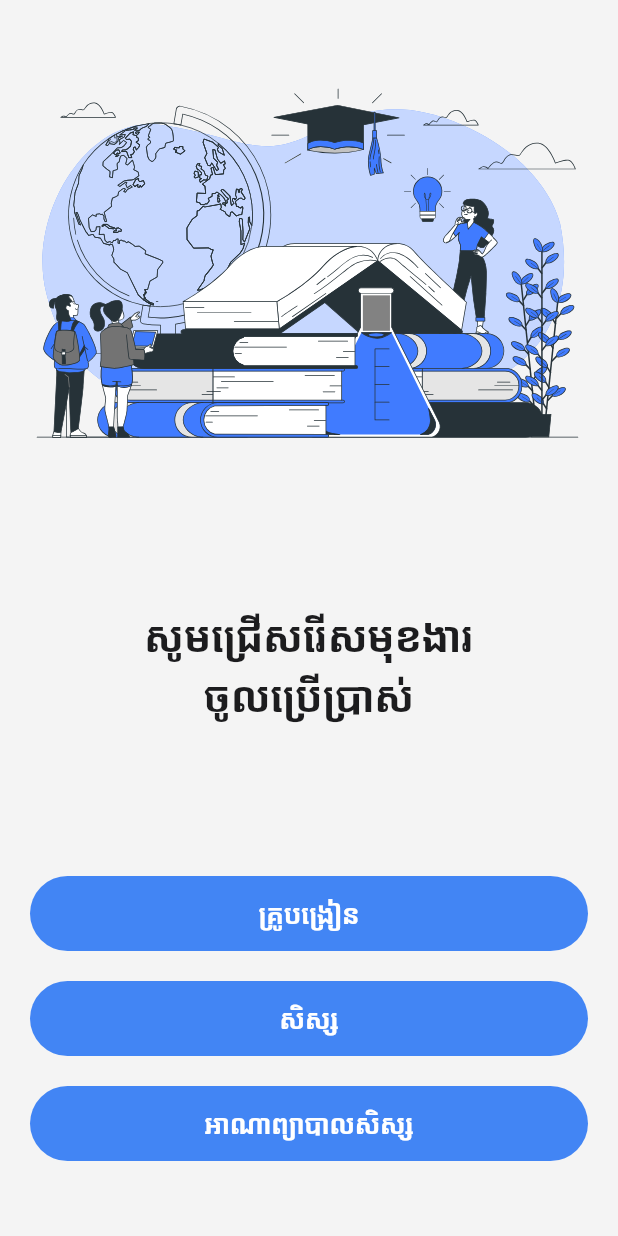
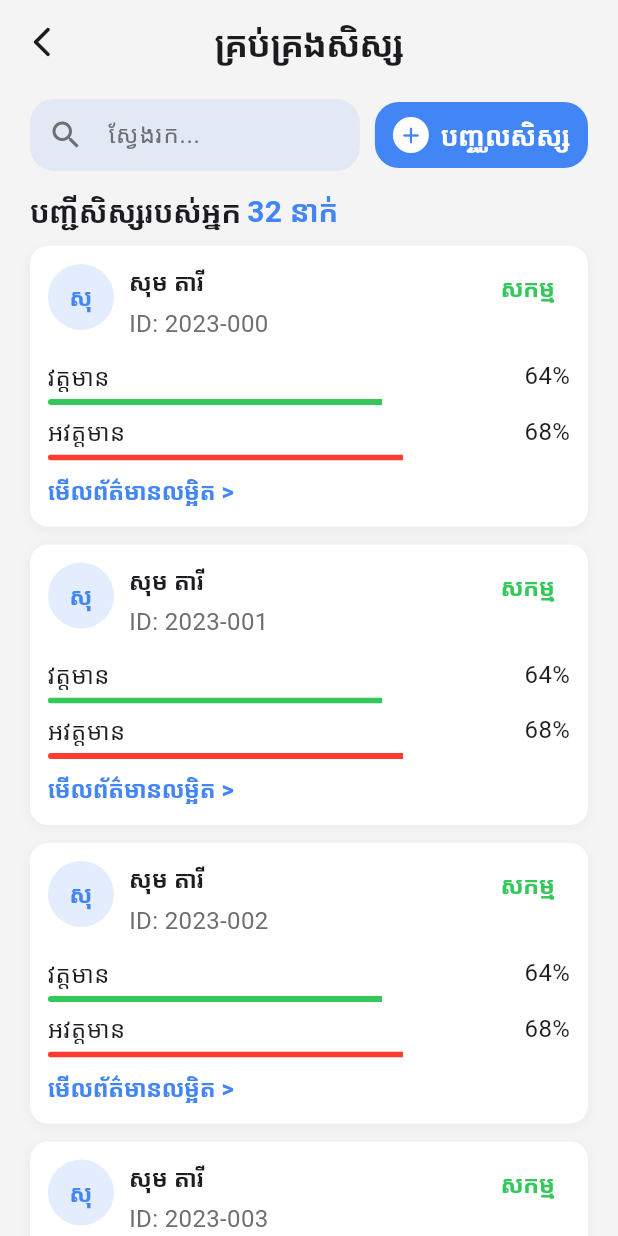
Before and after one commit to khomsomchhai/tamdansers-mobile-app-lv1, a Flutter app: the screen it shows after launch, on a phone screen of 412 x 824 dp. Run offline on Flutter 3.47's test engine with Material 3 defaults, Android fonts, the phone set to English and light mode, and no system bars; our stand-ins replace flutter_svg, google_fonts.

Commit message:
update and add more teacher UI

```diff
--- a/analysis_options.yaml
+++ b/analysis_options.yaml
@@ -1 +1,4 @@
 include: package:flutter_lints/flutter.yaml
+analyzer:
+  errors:
+    deprecated_member_use: ignore ignore
--- a/lib/main.dart
+++ b/lib/main.dart
@@ -7,6 +7,7 @@ import 'package:tamdansers_app/screens/auth/role_selection_screen.dart';
 import 'package:tamdansers_app/screens/auth/sign_up_teacher_screen.dart';
 import 'package:tamdansers_app/screens/auth/splash_screen.dart';
 import 'package:tamdansers_app/screens/student/student_dashboard.dart';
+import 'package:tamdansers_app/screens/teacher/manage_student_screen.dart';
 
 void main() {
   runApp(const MainApp());
@@ -28,7 +29,7 @@ class MainApp extends StatelessWidget {
         )
       ),
       home: Scaffold(),
-      initialRoute: AppRoutes.roleSelectionScreen,
+      initialRoute: AppRoutes.manageStudentScreen,
       routes: {
         "/splash_screen": (context) => SplashScreen(),
         "/role_selection_screen": (context) => RoleSelectionScreen(),
@@ -36,6 +37,7 @@ class MainApp extends StatelessWidget {
         "/login_teacher_screen": (context) => LoginTeacherScreen(),
         "/sign_up_teacher_screen": (context) => SignUpTeacherScreen(),
         "/student_dashboard": (context) => StudentDashboard(),
+        "/manage_student_screen": (context) => ManageStudentScreen()
       },
     );
   }
--- a/lib/routes/app_routes.dart
+++ b/lib/routes/app_routes.dart
@@ -6,8 +6,9 @@ class AppRoutes{
   static const String authOptionTeacherScreen = "/auth_option_teacher_screen";
   static const String loginTeacherScreen = "/login_teacher_screen";
   static const String signUpTeacherScreen = "/sign_up_teacher_screen";
-
+  static const String manageStudentScreen = "/manage_student_screen";
 
   static const String studentDashboard = "/student_dashboard";
 
+
 }
--- a/lib/screens/auth/role_selection_screen.dart
+++ b/lib/screens/auth/role_selection_screen.dart
@@ -21,9 +21,9 @@ class RoleSelectionScreen extends StatelessWidget {
         child: Column(
           children: [
             SizedBox(
-              height: size.height*0.30,
+              height: size.height*0.35,
               child: SvgPicture.asset(
-                AppImages.imageSelectRole,
+                AppImages.imageClassroom,
                 fit: BoxFit.contain,
               ),
             ),
@@ -49,21 +49,21 @@ class RoleSelectionScreen extends StatelessWidget {
                 );
               }
             ),
-            SizedBox(height: 20,),
+            SizedBox(height: 16,),
             PrimaryButton(
               label: "សិស្ស",
               backgroundColor: AppColors.primaryMain,
               foregroundColor: AppColors.white,
               onPressed: (){}
             ),
-            SizedBox(height: 20,),
+            SizedBox(height: 16,),
             PrimaryButton(
               label: "អាណាព្យាបាលសិស្ស",
               backgroundColor: AppColors.primaryMain,
               foregroundColor: AppColors.white,
               onPressed: (){}
             ),
-            SizedBox(height: 50,)
+            SizedBox(height: 32,)
           ],
         ),
       ),
--- /dev/null
+++ b/lib/screens/teacher/manage_student_screen.dart
@@ -0,0 +1,380 @@
+// import 'package:flutter/material.dart';
+// import 'package:tamdansers_app/constants/app_colors.dart';
+// import 'package:tamdansers_app/constants/text_style.dart';
+// import 'package:tamdansers_app/widget/search_field.dart';
+
+// class ManageStudentScreen extends StatefulWidget {
+//   const ManageStudentScreen({super.key});
+
+//   @override
+//   State<ManageStudentScreen> createState() => _ManageStudentScreenState();
+// }
+
+// class _ManageStudentScreenState extends State<ManageStudentScreen> {
+//   var searchCtrl = TextEditingController();
+//   @override
+//   Widget build(BuildContext context) {
+//     return Scaffold(
+//       appBar: AppBar(
+//         leading: IconButton(
+//           onPressed: () => Navigator.pop(context),
+//           icon: Icon(
+//             Icons.arrow_back_ios_new_rounded,
+//             color: AppColors.primaryText,
+//           ),
+//         ),
+//         title: Text(
+//           "គ្រប់គ្រងសិស្ស",
+//           style: AppTextStyle.screenTitle24,
+//         ),
+//         centerTitle: true,
+//       ),
+//       body: Padding(
+//         padding: const EdgeInsets.all(20),
+//         child: Column(
+//           children: [
+//             Row(
+//               children: [
+//                 Expanded(
+//                   child: SearchField(
+//                     controller: searchCtrl,
+//                     hintText: "ស្វែងរក...",
+//                     icon: Icon(
+//                       Icons.search_outlined,
+//                       color: AppColors.secondaryText,
+//                     ),
+//                   ),
+//                 ),
+//                 SizedBox(width: 10,),
+//                 Container(
+//                   width: 150,
+//                   padding: EdgeInsets.all(10),
+//                   decoration: BoxDecoration(
+//                     color: AppColors.primaryMain,
+//                     borderRadius: BorderRadius.circular(16)
+//                   ),
+//                   child: Row(
+//                     children: [
+//                       Container(
+//                         decoration: BoxDecoration(
+//                           shape: BoxShape.circle,
+//                           color: AppColors.white
+//                         ),
+//                         child: Icon(
+//                           Icons.add_rounded,
+//                           color: AppColors.primaryMain,
+//                         ),
+//                       ),
+
+//                     ],
+//                   ),
+//                 ),
+//               ],
+//             ),
+//           ],
+//         ),
+//       ),
+//     );
+//   }
+// }
+
+
+
+// ignore_for_file: deprecated_member_use
+
+import 'package:flutter/material.dart';
+import 'package:tamdansers_app/constants/app_colors.dart';
+import 'package:tamdansers_app/constants/text_style.dart';
+import 'package:tamdansers_app/widget/search_field.dart';
+
+class ManageStudentScreen extends StatefulWidget {
+  const ManageStudentScreen({super.key});
+
+  @override
+  State<ManageStudentScreen> createState() => _ManageStudentScreenState();
+}
+
+class _ManageStudentScreenState extends State<ManageStudentScreen> {
+  final TextEditingController searchCtrl = TextEditingController();
+
+  @override
+  void dispose() {
+    searchCtrl.dispose();
+    super.dispose();
+  }
+
+  @override
+  Widget build(BuildContext context) {
+    return Scaffold(
+      appBar: AppBar(
+        leading: IconButton(
+          onPressed: () => Navigator.pop(context),
+          icon: Icon(
+            Icons.arrow_back_ios_new_rounded,
+            color: AppColors.primaryText,
+          ),
+        ),
+        title: Text(
+          "គ្រប់គ្រងសិស្ស",
+          style: AppTextStyle.screenTitle24,
+        ),
+        centerTitle: true,
+        elevation: 0,
+        surfaceTintColor: Colors
+            .transparent,
+      ),
+      body: Column(
+        children: [
+          Padding(
+            padding: const EdgeInsets.fromLTRB(20, 10, 20, 0),
+            child: Row(
+              children: [
+                Expanded(
+                  child: SearchField(
+                    controller: searchCtrl,
+                    hintText: "ស្វែងរក...",
+                    icon: Icon(
+                      Icons.search_outlined,
+                      color: AppColors.secondaryText,
+                    ),
+                  ),
+                ),
+                const SizedBox(width: 10),
+                GestureDetector(
+                  onTap: () {
+
+                  },
+                  child: Container(
+                    height: 44,
+                    padding: const EdgeInsets.symmetric(horizontal: 12),
+                    decoration: BoxDecoration(
+                      color: AppColors.primaryMain,
+                      borderRadius: BorderRadius.circular(16),
+                    ),
+                    child: Row(
+                      children: [
+                        Container(
+                          width: 24,
+                          height: 24,
+                          decoration: BoxDecoration(
+                            shape: BoxShape.circle,
+                            color: AppColors.white,
+                          ),
+                          child: Icon(
+                            Icons.add_rounded,
+                            size: 18,
+                            color: AppColors.primaryMain,
+                          ),
+                        ),
+                        const SizedBox(width: 8),
+                        Text(
+                          "បញ្ចូលសិស្ស",
+                          style: AppTextStyle.fontsize18.copyWith(
+                            color: AppColors.white,
+                          ),
+                        ),
+                      ],
+                    ),
+                  ),
+                ),
+              ],
+            ),
+          ),
+
+          const SizedBox(height: 12),
+          Padding(
+            padding: const EdgeInsets.symmetric(horizontal: 20),
+            child: Row(
+              children: [
+                Text(
+                  "បញ្ជីសិស្សរបស់អ្នក",
+                  style: AppTextStyle.sectionTitle20.copyWith(
+                    fontWeight: FontWeight.w600,
+                  ),
+                ),
+                const SizedBox(width: 4),
+                Text(
+                  "32 នាក់",
+                  style: AppTextStyle.sectionTitle20.copyWith(
+                    color: AppColors.primaryMain,
+                    fontWeight: FontWeight.w600,
+                  ),
+                ),
+              ],
+            ),
+          ),
+
+          const SizedBox(height: 8),
+          Expanded(
+            child: ListView.builder(
+              padding: const EdgeInsets.fromLTRB(20, 0, 20, 16),
+              itemCount: 4,
+              itemBuilder: (context, index) {
+                return _studentCard(
+                  name: "សុម តារី",
+                  code: "ID: 2023-00$index",
+                  status: "សកម្ម",
+                  progressMath: 0.64,
+                  progressKhmer: 0.68,
+                );
+              },
+            ),
+          ),
+        ],
+      ),
+    );
+  }
+
+  Widget _studentCard({
+    required String name,
+    required String code,
+    required String status,
+    required double progressMath,
+    required double progressKhmer,
+  }) {
+    return Container(
+      margin: const EdgeInsets.only(bottom: 12),
+      padding: const EdgeInsets.all(12),
+      decoration: BoxDecoration(
+        color: AppColors.white,
+        borderRadius: BorderRadius.circular(12),
+        boxShadow: [
+          BoxShadow(
+            color: Colors.black.withOpacity(0.04),
+            blurRadius: 6,
+            offset: const Offset(0, 2),
+          ),
+        ],
+      ),
+      child: Column(
+        children: [
+          Row(
+            crossAxisAlignment: CrossAxisAlignment.start,
+            children: [
+              CircleAvatar(
+                radius: 22,
+                backgroundColor: AppColors.primaryMain.withOpacity(0.15),
+                child: Text(
+                  name.characters.first,
+                  style: AppTextStyle.body.copyWith(
+                    color: AppColors.primaryMain,
+                    fontWeight: FontWeight.bold,
+                  ),
+                ),
+              ),
+              const SizedBox(width: 10),
+              Expanded(
+                child: Column(
+                  crossAxisAlignment: CrossAxisAlignment.start,
+                  children: [
+                    Text(
+                      name,
+                      style: AppTextStyle.body.copyWith(
+                        fontWeight: FontWeight.w600,
+                      ),
+                    ),
+                    const SizedBox(height: 4),
+                    Text(
+                      code,
+                      style: AppTextStyle.body.copyWith(
+                        color: AppColors.secondaryText,
+                      ),
+                    ),
+                  ],
+                ),
+              ),
+              Container(
+                padding:
+                    const EdgeInsets.symmetric(horizontal: 10, vertical: 4),
+                decoration: BoxDecoration(
+                  color: AppColors.white,
+                  borderRadius: BorderRadius.circular(12),
+                ),
+                child: Text(
+                  status,
+                  style: AppTextStyle.body.copyWith(
+                    color: AppColors.success,
+                    fontWeight: FontWeight.w600,
+                  ),
+                ),
+              ),
+            ],
+          ),
+
+          const SizedBox(height: 12),
+
+          _progressRow(
+            label: "វត្តមាន",
+            value: progressMath,
+            barColor: AppColors.success,
+          ),
+          const SizedBox(height: 6),
+          _progressRow(
+            label: "អវត្តមាន",
+            value: progressKhmer,
+            barColor: AppColors.error,
+          ),
+
+          const SizedBox(height: 8),
+
+          Align(
+            alignment: Alignment.centerLeft,
+            child: TextButton(
+              style: TextButton.styleFrom(
+                padding: EdgeInsets.zero,
+                minimumSize: const Size(0, 0),
+                tapTargetSize: MaterialTapTargetSize.shrinkWrap,
+              ),
+              onPressed: () {
+              },
+              child: Text(
+                "មើលព័ត៌មានលម្អិត >",
+                style: AppTextStyle.body.copyWith(
+                  color: AppColors.primaryMain,
+                  fontWeight: FontWeight.w600,
+                ),
+              ),
+            ),
+          ),
+        ],
+      ),
+    );
+  }
+
+  Widget _progressRow({
+    required String label,
+    required double value,
+    required Color barColor,
+  }) {
+    return Column(
+      crossAxisAlignment: CrossAxisAlignment.start,
+      children: [
+        Row(
+          children: [
+            Text(
+              label,
+              style: AppTextStyle.body,
+            ),
+            const Spacer(),
+            Text(
+              "${(value * 100).toStringAsFixed(0)}%",
+              style: AppTextStyle.body,
+            ),
+          ],
+        ),
+        const SizedBox(height: 4),
+        ClipRRect(
+          borderRadius: BorderRadius.circular(4),
+          child: LinearProgressIndicator(
+            value: value,
+            minHeight: 4,
+            backgroundColor:
+                AppColors.white,
+            valueColor: AlwaysStoppedAnimation<Color>(barColor),
+          ),
+        ),
+      ],
+    );
+  }
+
+}
--- /dev/null
+++ b/lib/widget/search_field.dart
@@ -0,0 +1,42 @@
+// ignore_for_file: deprecated_member_use
+
+import 'package:flutter/material.dart';
+import 'package:tamdansers_app/constants/app_colors.dart';
+import 'package:tamdansers_app/constants/text_style.dart';
+
+class SearchField extends StatelessWidget {
+  final String hintText;
+  final Widget icon;
+  final TextEditingController controller;
+  const SearchField({
+    super.key,
+    required this.hintText,
+    required this.icon,
+    required this.controller
+  });
+
+  @override
+  Widget build(BuildContext context) {
+    return TextField(
+      controller: controller,
+      textAlignVertical: TextAlignVertical.center,
+      style: AppTextStyle.body,
+      decoration: InputDecoration(
+        filled: true,
+        fillColor: AppColors.primaryMain.withValues(alpha: 0.1),
+        border: InputBorder.none,
+        hintText: hintText,
+        hintStyle: AppTextStyle.hintText,
+        prefixIcon: icon,
+        enabledBorder: UnderlineInputBorder(
+          borderRadius: BorderRadius.circular(16),
+          borderSide: BorderSide.none
+        ),
+        focusedBorder: UnderlineInputBorder(
+          borderRadius: BorderRadius.circular(16),
+          borderSide: BorderSide.none
+        )
+      ),
+    );
+  }
+}
```
Also changed, not shown: lib/constants/validators.dart (added, +32 -0 lines), lib/screens/auth/login_teacher_screen.dart (+36 -29 lines), lib/screens/auth/sign_up_teacher_screen.dart (+38 -54 lines).
